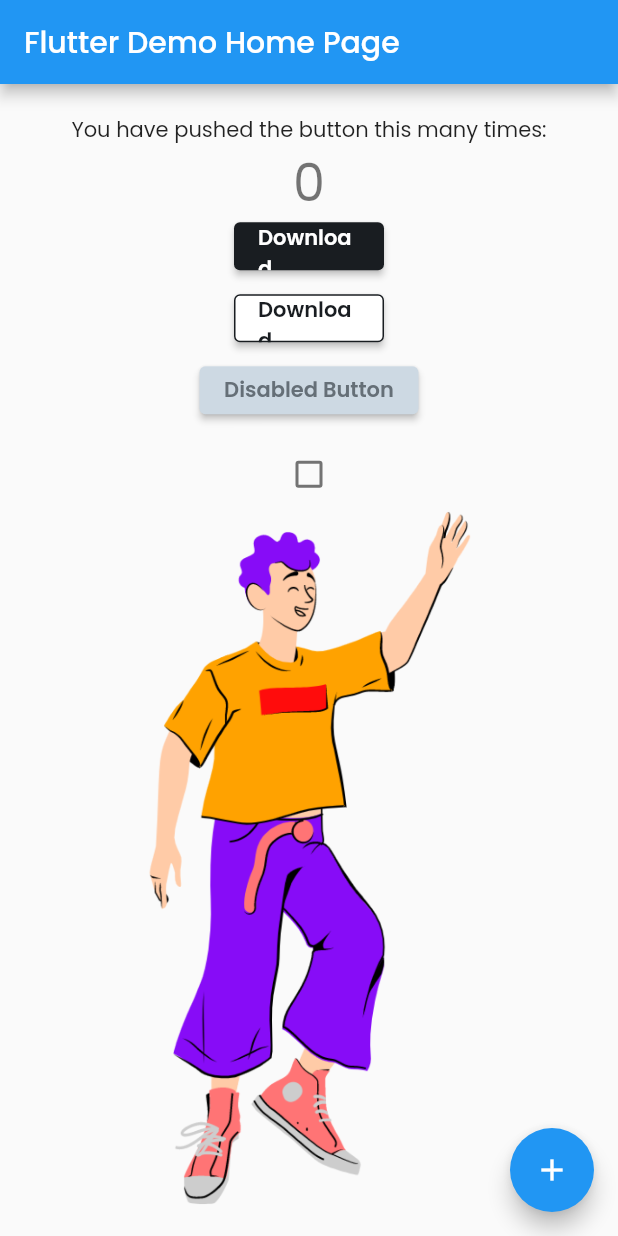
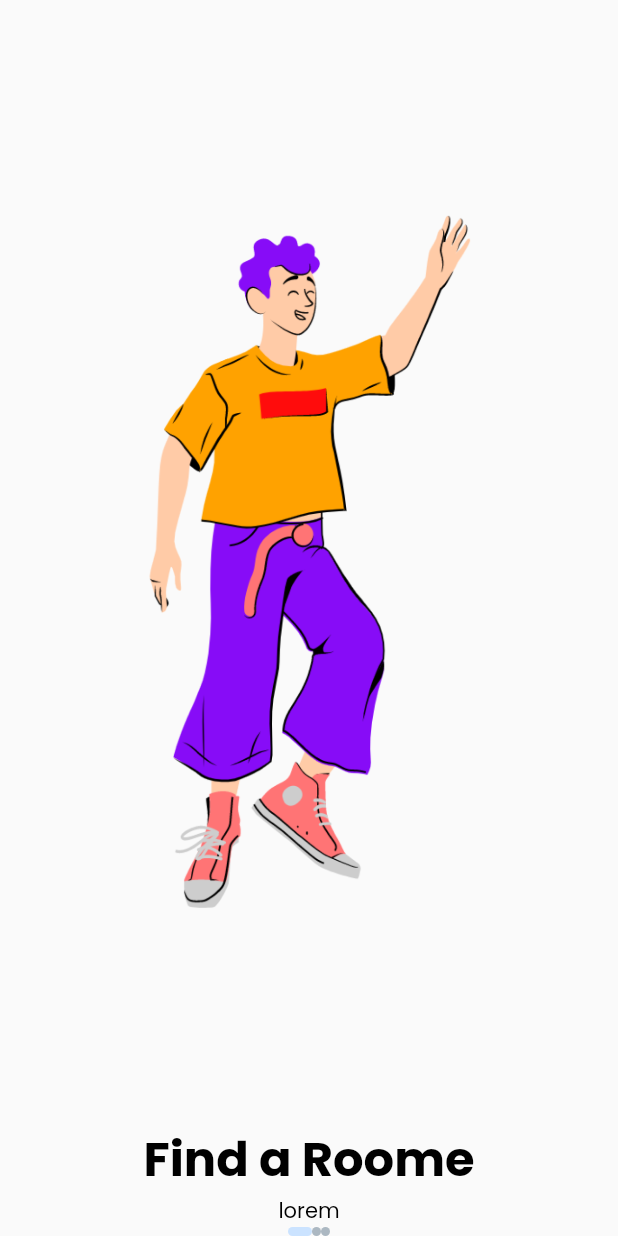
Before and after one commit to MYusufEfendi/flutter_block_theBookingApps, a Flutter app: the screen it shows after launch, on a phone screen of 412 x 824 dp. Run offline on Flutter 3.47's test engine with Material 2 defaults, Android fonts, the phone set to English and light mode, and no system bars; our stand-ins replace bloc, flutter_bloc.

Commit message:
WIP :
- Add onboarding page
- Add onboarding component
- Add onboarding image
- Add onboarding title
- Add onboarding indicator

```diff
--- a/lib/config/theme/app_font.dart
+++ b/lib/config/theme/app_font.dart
@@ -57,4 +57,22 @@ class AppFont {
 
   static TextStyle get componentSmall => const TextStyle(
       fontSize: 12, fontWeight: FontWeight.w600, color: Colors.black);
+
+  static TextStyle get h0 => const TextStyle(
+      fontSize: 72, fontWeight: FontWeight.w700, color: Colors.black);
+
+  static TextStyle get h1 => const TextStyle(
+      fontSize: 56, fontWeight: FontWeight.w700, color: Colors.black);
+
+  static TextStyle get h2 => const TextStyle(
+      fontSize: 40, fontWeight: FontWeight.w700, color: Colors.black);
+
+  static TextStyle get h3 => const TextStyle(
+      fontSize: 32, fontWeight: FontWeight.w700, color: Colors.black);
+
+  static TextStyle get h4 => const TextStyle(
+      fontSize: 24, fontWeight: FontWeight.w700, color: Colors.black);
+
+  static TextStyle get h5 => const TextStyle(
+      fontSize: 20, fontWeight: FontWeight.w700, color: Colors.black);
 }
--- /dev/null
+++ b/lib/data/model/onboarding/onboarding.dart
@@ -0,0 +1,24 @@
+class Onboarding {
+  Onboarding({
+      this.image,
+      this.title,
+      this.description,});
+
+  Onboarding.fromJson(dynamic json) {
+    image = json['image'];
+    title = json['title'];
+    description = json['description'];
+  }
+  String? image;
+  String? title;
+  String? description;
+
+  Map<String, dynamic> toJson() {
+    final map = <String, dynamic>{};
+    map['image'] = image;
+    map['title'] = title;
+    map['description'] = description;
+    return map;
+  }
+
+}
--- a/lib/main.dart
+++ b/lib/main.dart
@@ -1,6 +1,7 @@
 import 'package:flutter/gestures.dart';
 import 'package:flutter/material.dart';
 import 'package:flutter_bloc_thebooking_apps/data/src/img_string.dart';
+import 'package:flutter_bloc_thebooking_apps/presentation/pages/pages.dart';
 import 'package:flutter_bloc_thebooking_apps/presentation/widget/disable_button.dart';
 import 'package:flutter_bloc_thebooking_apps/presentation/widget/primary_button.dart';
 import 'package:flutter_bloc_thebooking_apps/presentation/widget/secondary_button.dart';
@@ -22,85 +23,7 @@ class MyApp extends StatelessWidget {
         fontFamily: 'Poppins',
         primarySwatch: Colors.blue,
       ),
-      home: const MyHomePage(title: 'Flutter Demo Home Page'),
+      home: const OnboardingPage(),
     );
   }
 }
-
-class MyHomePage extends StatefulWidget {
-  const MyHomePage({Key? key, required this.title}) : super(key: key);
-
-  final String title;
-
-  @override
-  State<MyHomePage> createState() => _MyHomePageState();
-}
-
-class _MyHomePageState extends State<MyHomePage> {
-  int _counter = 0;
-
-  void _incrementCounter() {
-    setState(() {
-      _counter++;
-    });
-  }
-
-  @override
-  Widget build(BuildContext context) {
-    return Scaffold(
-      appBar: AppBar(
-        title: Text(widget.title),
-      ),
-      body: Center(
-        child: Column(
-          mainAxisAlignment: MainAxisAlignment.center,
-          children: <Widget>[
-            const Text(
-              'You have pushed the button this many times:',
-            ),
-            Text(
-              '$_counter',
-              style: Theme.of(context).textTheme.headline4,
-            ),
-            PrimaryButton(
-              type: PrimaryButtonType.type2,
-              onPressed: () {},
-              text: "Download",
-              width: 100,
-            ),
-            const SizedBox(
-              height: 16,
-            ),
-            SecondaryButton(
-              type: SecondaryButtonType.type2,
-              onPressed: () {},
-              text: "Download",
-              width: 100,
-            ),
-            const SizedBox(
-              height: 16,
-            ),
-            DisableButton(
-              type: DisableButtonType.type2,
-              onPressed: () {},
-              text: "Disabled Button",
-              width: 146,
-            ),
-            const SizedBox(
-              height: 16,
-            ),
-            SquareCheckbox(
-              onTap: () {},
-            ),
-            Image.asset(ImgString.cittaStanding)
-          ],
-        ),
-      ),
-      floatingActionButton: FloatingActionButton(
-        onPressed: _incrementCounter,
-        tooltip: 'Increment',
-        child: const Icon(Icons.add),
-      ), // This trailing comma makes auto-formatting nicer for build methods.
-    );
-  }
-}
--- /dev/null
+++ b/lib/presentation/pages/onboarding/component/component.dart
@@ -0,0 +1,4 @@
+export 'onboarding_button.dart';
+export 'onboarding_image.dart';
+export 'onBoarding_indicator.dart';
+export 'onboarding_title.dart';
--- /dev/null
+++ b/lib/presentation/pages/onboarding/component/onBoarding_indicator.dart
@@ -0,0 +1,44 @@
+import 'package:flutter/cupertino.dart';
+import 'package:flutter_bloc/flutter_bloc.dart';
+import 'package:flutter_bloc_thebooking_apps/config/config.dart';
+import 'package:flutter_bloc_thebooking_apps/presentation/pages/onboarding/onboarding_cubit.dart';
+import 'package:flutter_bloc_thebooking_apps/presentation/pages/onboarding/onboarding_state.dart';
+
+class OnboardingIndicator extends StatelessWidget {
+  const OnboardingIndicator({Key? key}) : super(key: key);
+
+  @override
+  Widget build(BuildContext context) {
+    final cubit = BlocProvider.of<OnboardingCubit>(context);
+    return BlocBuilder<OnboardingCubit, OnboardingState>(
+      builder: (context, state) {
+        return Row(
+          mainAxisAlignment: MainAxisAlignment.center,
+          children: List.generate(
+              cubit.state.onboardingList.length,
+              (index) => index == cubit.state.currentPage
+                  ? _activeIndicator()
+                  : _inacctiveIndicator()),
+        );
+      },
+    );
+  }
+
+  Widget _activeIndicator() {
+    return Container(
+      width: 16,
+      height: 6,
+      decoration: BoxDecoration(
+          color: AppColor.accentBlue, borderRadius: BorderRadius.circular(4)),
+    );
+  }
+
+  Widget _inacctiveIndicator() {
+    return Container(
+      width: 6,
+      height: 6,
+      decoration: BoxDecoration(
+          color: AppColor.ink03, borderRadius: BorderRadius.circular(4)),
+    );
+  }
+}
--- /dev/null
+++ b/lib/presentation/pages/onboarding/component/onboarding_button.dart
@@ -0,0 +1,10 @@
+import 'package:flutter/cupertino.dart';
+
+class OnboardingButton extends StatelessWidget {
+  const OnboardingButton({Key? key}) : super(key: key);
+
+  @override
+  Widget build(BuildContext context) {
+    return Container();
+  }
+}
--- /dev/null
+++ b/lib/presentation/pages/onboarding/component/onboarding_image.dart
@@ -0,0 +1,20 @@
+import 'package:flutter/cupertino.dart';
+import 'package:flutter_bloc/flutter_bloc.dart';
+import 'package:flutter_bloc_thebooking_apps/presentation/pages/onboarding/onboarding_cubit.dart';
+
+class OnboardingImage extends StatelessWidget {
+  const OnboardingImage({Key? key}) : super(key: key);
+
+  @override
+  Widget build(BuildContext context) {
+    final cubit = BlocProvider.of<OnboardingCubit>(context);
+    return Expanded(
+      child: PageView.builder(
+        itemBuilder: (c, i) =>
+            Image.asset(cubit.state.onboardingList[i].image ?? ""),
+        itemCount: cubit.state.onboardingList.length,
+        onPageChanged: cubit.goTo,
+      ),
+    );
+  }
+}
--- /dev/null
+++ b/lib/presentation/pages/onboarding/component/onboarding_title.dart
@@ -0,0 +1,34 @@
+import 'package:flutter/cupertino.dart';
+import 'package:flutter_bloc/flutter_bloc.dart';
+import 'package:flutter_bloc_thebooking_apps/config/config.dart';
+import 'package:flutter_bloc_thebooking_apps/presentation/pages/onboarding/onboarding_cubit.dart';
+import 'package:flutter_bloc_thebooking_apps/presentation/pages/onboarding/onboarding_state.dart';
+
+class OnboardingTitle extends StatelessWidget {
+  const OnboardingTitle({Key? key}) : super(key: key);
+
+  @override
+  Widget build(BuildContext context) {
+    final cubit = BlocProvider.of<OnboardingCubit>(context);
+    return BlocBuilder<OnboardingCubit, OnboardingState>(
+      builder: (context, state) {
+        return Column(
+          mainAxisSize: MainAxisSize.min,
+          children: [
+            Text(
+              cubit.state.onboardingList[cubit.state.currentPage].title ?? "",
+              style: AppFont.h3,
+              textAlign: TextAlign.center,
+            ),
+            Text(
+              cubit.state.onboardingList[cubit.state.currentPage].description ??
+                  "",
+              style: AppFont.paragraphMedium,
+              textAlign: TextAlign.center,
+            )
+          ],
+        );
+      },
+    );
+  }
+}
--- /dev/null
+++ b/lib/presentation/pages/onboarding/onboarding_cubit.dart
@@ -0,0 +1,25 @@
+import 'package:bloc/bloc.dart';
+
+import 'onboarding_state.dart';
+
+class OnboardingCubit extends Cubit<OnboardingState> {
+  OnboardingCubit() : super(OnboardingState().init());
+
+  void next() {
+    if (state.currentPage < state.onboardingList.length - 1) {
+      emit(state.clone()..currentPage = state.currentPage + 1);
+    }
+  }
+
+  void previous() {
+    if (state.currentPage > 0) {
+      emit(state.clone()..currentPage = state.currentPage - 1);
+    }
+  }
+
+  void goTo(int index) {
+    if (index >= 0 && index < state.onboardingList.length) {
+      emit(state.clone()..currentPage = index);
+    }
+  }
+}
--- /dev/null
+++ b/lib/presentation/pages/onboarding/onboarding_state.dart
@@ -0,0 +1,31 @@
+import 'package:flutter_bloc_thebooking_apps/data/model/onboarding/Onboarding.dart';
+import 'package:flutter_bloc_thebooking_apps/data/src/img_string.dart';
+
+class OnboardingState {
+
+  final List<Onboarding> onboardingList =[
+    Onboarding(
+       title: "Find a Roome",
+      description: "lorem",
+      image: ImgString.cittaStanding
+    ),Onboarding(
+       title: "Your Rommate Finder",
+      description: "wekasjhdkajhsdasd",
+      image: ImgString.cittaStanding1
+    ),Onboarding(
+       title: "Find your match",
+      description: "laksjdlkasjdlkajldkasldjas",
+      image: ImgString.cittaStanding2
+    ),
+  ];
+
+  int currentPage = 0;
+
+  OnboardingState init() {
+    return OnboardingState();
+  }
+
+  OnboardingState clone() {
+    return OnboardingState();
+  }
+}
--- /dev/null
+++ b/lib/presentation/pages/onboarding/onboarding_view.dart
@@ -0,0 +1,32 @@
+import 'package:flutter/material.dart';
+import 'package:flutter_bloc/flutter_bloc.dart';
+import 'package:flutter_bloc_thebooking_apps/presentation/pages/onboarding/component/onBoarding_indicator.dart';
+import 'package:flutter_bloc_thebooking_apps/presentation/pages/onboarding/component/onboarding_title.dart';
+import 'component/onboarding_image.dart';
+import 'onboarding_cubit.dart';
+import 'onboarding_state.dart';
+
+class OnboardingPage extends StatelessWidget {
+  const OnboardingPage({Key? key}) : super(key: key);
+
+  @override
+  Widget build(BuildContext context) {
+    return BlocProvider(
+      create: (BuildContext context) => OnboardingCubit(),
+      child: Builder(builder: (context) => _buildPage(context)),
+    );
+  }
+
+  Widget _buildPage(BuildContext context) {
+
+    return Scaffold(
+      body: Column(
+        children: const[
+          OnboardingImage(),
+          OnboardingTitle(),
+          OnboardingIndicator(),
+        ],
+      ),
+    );
+  }
+}
--- a/lib/presentation/pages/pages.dart
+++ b/lib/presentation/pages/pages.dart
@@ -0,0 +1 @@
+export 'onboarding/onboarding_view.dart';
```
